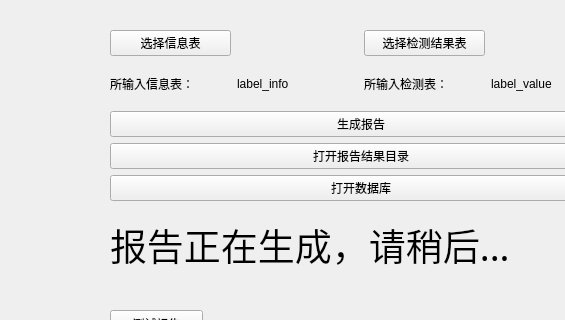
Above: Ui_MainWindow.ui from afei2357/NJS_ARpt before the change; both pictures show x 0 to 565 and y 0 to 320 of the 745 by 800 pixel window. Below: the same form after it.
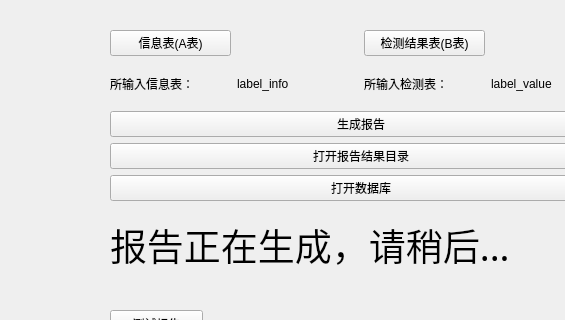
That is the form after the change. Icons and pictures are not drawn.

Diff of the .ui file:
```diff
--- a/Ui_MainWindow.ui
+++ b/Ui_MainWindow.ui
@@ -59,14 +59,14 @@
        <item row="0" column="0">
         <widget class="QPushButton" name="btnOpenInfo">
          <property name="text">
-          <string>选择信息表</string>
+          <string>信息表(A表)</string>
          </property>
         </widget>
        </item>
        <item row="0" column="2">
         <widget class="QPushButton" name="btnOpenValue">
          <property name="text">
-          <string>选择检测结果表</string>
+          <string>检测结果表(B表)</string>
          </property>
         </widget>
        </item>
```
